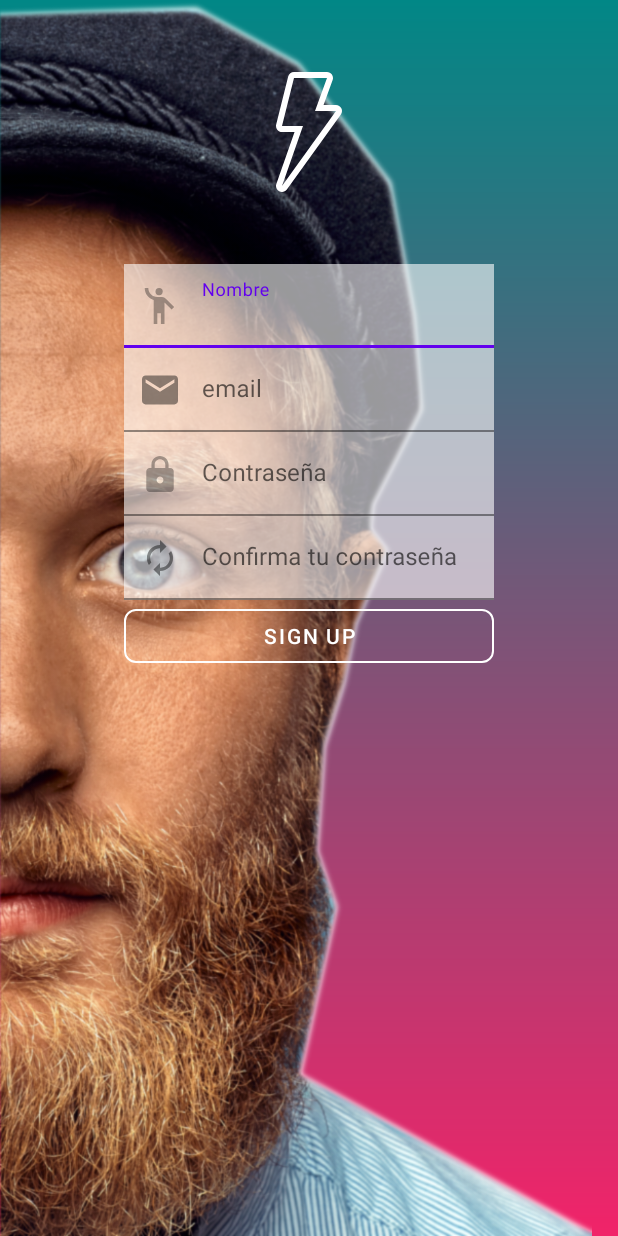
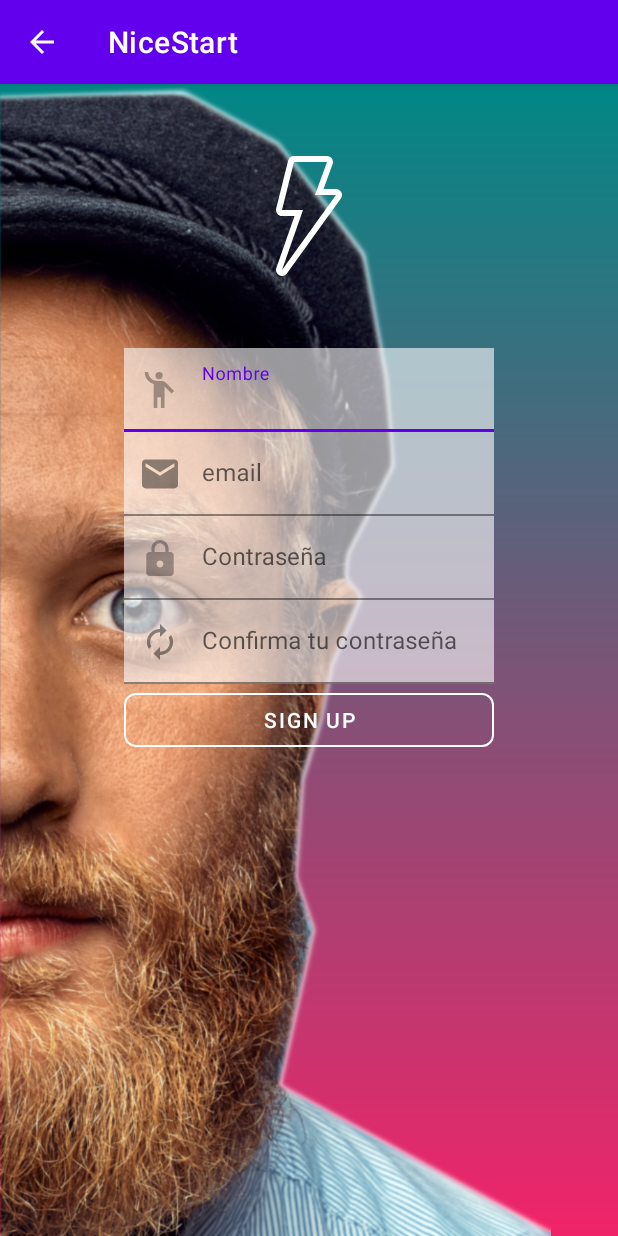
Before and after one commit to CarlotaCordero/NiceStart, an Android app: the Register screen opened directly, with no data from a screen before it, on a phone screen of 412 x 824 dp. Run offline under Robolectric (Android 15) with nearby library versions, the phone set to English and light mode, and no system bars.

```diff
--- a/app/src/main/res/layout/activity_register.xml
+++ b/app/src/main/res/layout/activity_register.xml
@@ -5,6 +5,7 @@
     android:layout_width="match_parent"
     android:layout_height="match_parent"
     android:background="@drawable/gradient_login"
+    android:onClick="openMain"
     tools:context=".Register">
 
     <ImageView
@@ -14,14 +15,14 @@
         android:scaleType="fitStart"
         android:src="@drawable/hipman"
         app:layout_constraintStart_toStartOf="parent"
-        app:layout_constraintTop_toTopOf="parent"/>
+        app:layout_constraintTop_toTopOf="parent" />
 
     <androidx.constraintlayout.widget.Guideline
         android:id="@+id/izq"
         android:layout_width="wrap_content"
         android:layout_height="wrap_content"
         android:orientation="vertical"
-        app:layout_constraintGuide_percent="0.2"/>
+        app:layout_constraintGuide_percent="0.2" />
 
     <ImageView
         android:id="@+id/persona"
@@ -31,80 +32,89 @@
         android:src="@drawable/ic_thunder"
         app:layout_constraintEnd_toEndOf="parent"
         app:layout_constraintStart_toStartOf="parent"
-        app:layout_constraintTop_toTopOf="parent"/>
+        app:layout_constraintTop_toTopOf="parent" />
 
     <com.google.android.material.textfield.TextInputLayout
         android:id="@+id/nombre"
         android:layout_width="0dp"
         android:layout_height="wrap_content"
         android:layout_marginTop="48dp"
+        app:layout_constraintEnd_toStartOf="@id/der"
         app:layout_constraintStart_toEndOf="@id/izq"
-        app:layout_constraintEnd_toStartOf="@id/der"
         app:layout_constraintTop_toBottomOf="@id/persona"
         app:startIconDrawable="@drawable/persona">
+
         <com.google.android.material.textfield.TextInputEditText
             android:layout_width="match_parent"
             android:layout_height="wrap_content"
             android:alpha="0.6"
             android:background="@color/white"
-            android:hint="Nombre" />
+            android:hint="Nombre"
+            android:inputType="text" />
     </com.google.android.material.textfield.TextInputLayout>
 
     <com.google.android.material.textfield.TextInputLayout
         android:id="@+id/email"
         android:layout_width="0dp"
         android:layout_height="wrap_content"
+        app:layout_constraintEnd_toStartOf="@id/der"
         app:layout_constraintStart_toEndOf="@id/izq"
-        app:layout_constraintEnd_toStartOf="@id/der"
         app:layout_constraintTop_toBottomOf="@id/nombre"
         app:startIconDrawable="@drawable/mail">
+
         <com.google.android.material.textfield.TextInputEditText
             android:layout_width="match_parent"
             android:layout_height="wrap_content"
             android:alpha="0.6"
             android:background="@color/white"
-            android:hint="email" />
+            android:hint="email"
+            android:inputType="textEmailAddress" />
     </com.google.android.material.textfield.TextInputLayout>
 
     <com.google.android.material.textfield.TextInputLayout
         android:id="@+id/contrasena"
         android:layout_width="0dp"
         android:layout_height="wrap_content"
+        app:layout_constraintEnd_toStartOf="@id/der"
         app:layout_constraintStart_toEndOf="@id/izq"
-        app:layout_constraintEnd_toStartOf="@id/der"
         app:layout_constraintTop_toBottomOf="@id/email"
         app:startIconDrawable="@drawable/candado">
+
         <com.google.android.material.textfield.TextInputEditText
             android:layout_width="match_parent"
             android:layout_height="wrap_content"
             android:alpha="0.6"
             android:background="@color/white"
-            android:hint="Contraseña" />
+            android:hint="Contraseña"
+            android:inputType="textPassword" />
     </com.google.android.material.textfield.TextInputLayout>
 
     <com.google.android.material.textfield.TextInputLayout
         android:id="@+id/confcontrasena"
         android:layout_width="0dp"
         android:layout_height="wrap_content"
+        app:layout_constraintEnd_toStartOf="@id/der"
         app:layout_constraintStart_toEndOf="@id/izq"
-        app:layout_constraintEnd_toStartOf="@id/der"
         app:layout_constraintTop_toBottomOf="@id/contrasena"
         app:startIconDrawable="@drawable/confir">
+
         <com.google.android.material.textfield.TextInputEditText
             android:layout_width="match_parent"
             android:layout_height="wrap_content"
             android:alpha="0.6"
             android:background="@color/white"
-            android:hint="Confirma tu contraseña" />
+            android:hint="Confirma tu contraseña"
+            android:inputType="textPassword" />
     </com.google.android.material.textfield.TextInputLayout>
 
     <Button
         android:id="@+id/singup"
+        style="@style/buttonOutline"
+        android:onClick="openMain"
         android:text="Sign Up"
+        app:layout_constraintEnd_toStartOf="@id/der"
         app:layout_constraintStart_toEndOf="@id/izq"
-        app:layout_constraintEnd_toStartOf="@id/der"
-        app:layout_constraintTop_toBottomOf="@id/confcontrasena"
-        style="@style/buttonOutline" />
+        app:layout_constraintTop_toBottomOf="@id/confcontrasena" />
 
     <androidx.constraintlayout.widget.Guideline
         android:id="@+id/der"
--- a/app/src/main/res/values-night/themes.xml
+++ b/app/src/main/res/values-night/themes.xml
@@ -13,4 +13,18 @@
         <item name="android:statusBarColor">?attr/colorPrimaryVariant</item>
         <!-- Customize your theme here. -->
     </style>
+
+    <style name="ThemeActionBar.NiceStart" parent="Theme.MaterialComponents.DayNight.DarkActionBar">
+        <!-- Primary brand color. -->
+        <item name="colorPrimary">@color/purple_200</item>
+        <item name="colorPrimaryVariant">@color/purple_700</item>
+        <item name="colorOnPrimary">@color/black</item>
+        <!-- Secondary brand color. -->
+        <item name="colorSecondary">@color/teal_200</item>
+        <item name="colorSecondaryVariant">@color/teal_200</item>
+        <item name="colorOnSecondary">@color/black</item>
+        <!-- Status bar color. -->
+        <item name="android:statusBarColor">?attr/colorPrimaryVariant</item>
+        <!-- Customize your theme here. -->
+    </style>
 </resources>
--- a/app/src/main/res/values/themes.xml
+++ b/app/src/main/res/values/themes.xml
@@ -13,4 +13,18 @@
         <item name="android:statusBarColor">?attr/colorPrimaryVariant</item>
         <!-- Customize your theme here. -->
     </style>
+
+    <style name="ThemeActionBar.NiceStart" parent="Theme.MaterialComponents.DayNight.DarkActionBar">
+        <!-- Primary brand color. -->
+        <item name="colorPrimary">@color/purple_500</item>
+        <item name="colorPrimaryVariant">@color/purple_700</item>
+        <item name="colorOnPrimary">@color/white</item>
+        <!-- Secondary brand color. -->
+        <item name="colorSecondary">@color/teal_200</item>
+        <item name="colorSecondaryVariant">@color/teal_700</item>
+        <item name="colorOnSecondary">@color/black</item>
+        <!-- Status bar color. -->
+        <item name="android:statusBarColor">?attr/colorPrimaryVariant</item>
+        <!-- Customize your theme here. -->
+    </style>
 </resources>
```
Also changed, not shown: app/src/main/AndroidManifest.xml (+13 -3 lines), app/src/main/java/com/example/nicestart/Login.java (+15 -0 lines), app/src/main/java/com/example/nicestart/Register.java (+9 -0 lines), app/src/main/res/layout/activity_login.xml (+7 -6 lines), 2 other files.
